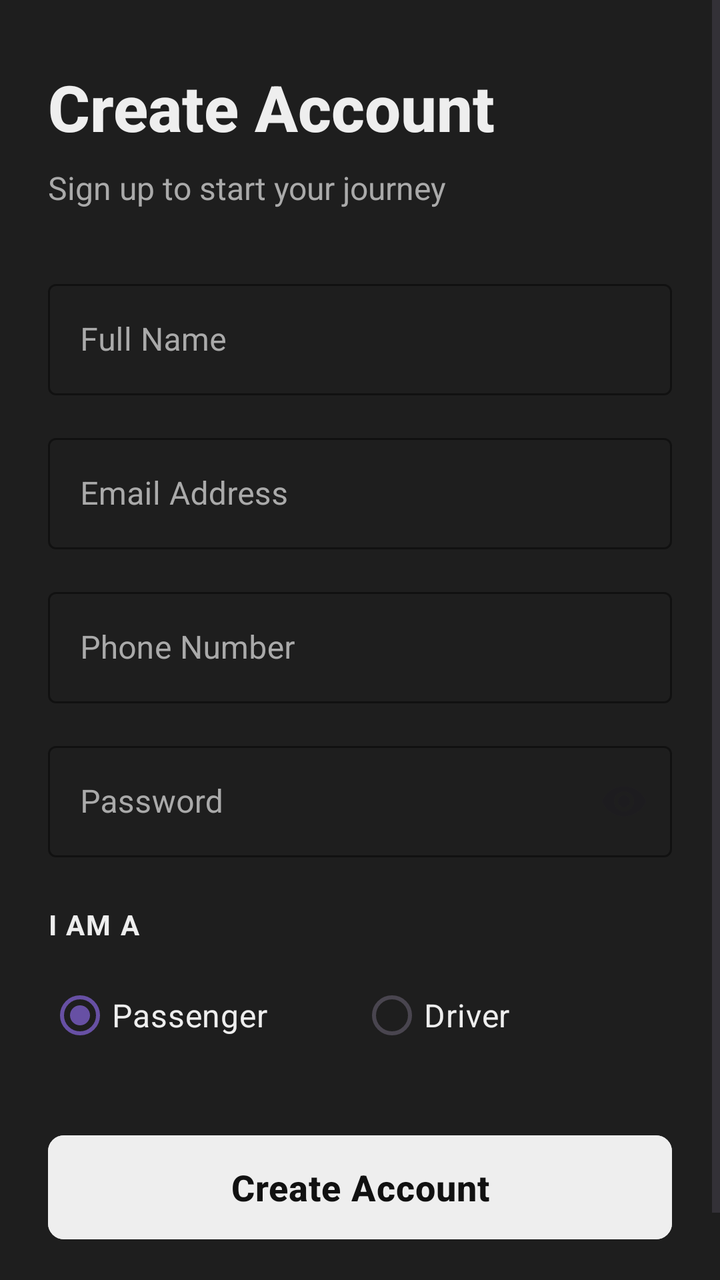
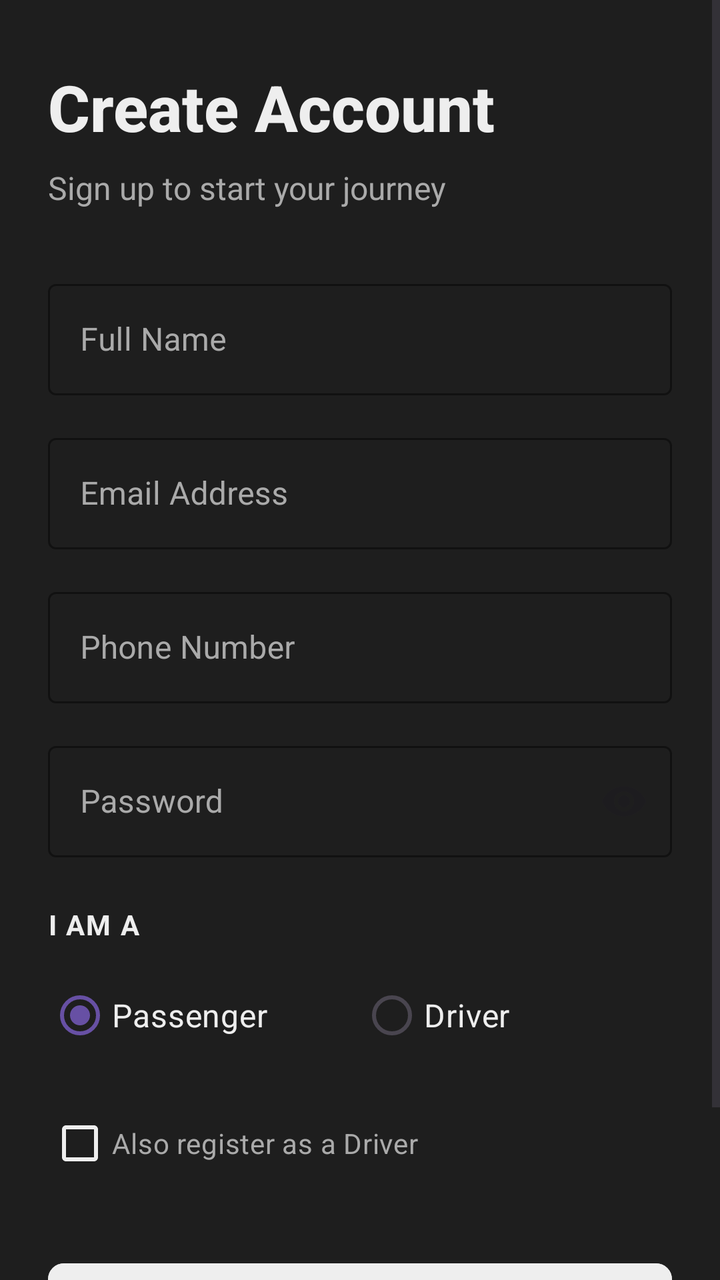

Two renders of the same Android screen: before a commit and after it. Below are the layout's source before the change and the commit's diff.
<!-- AndroidManifest.xml: application theme Theme.MyWay -->
<!-- res/layout/activity_register.xml -->
<?xml version="1.0" encoding="utf-8"?>
<ScrollView xmlns:android="http://schemas.android.com/apk/res/android"
    xmlns:app="http://schemas.android.com/apk/res-auto"
    xmlns:tools="http://schemas.android.com/tools"
    android:layout_width="match_parent"
    android:layout_height="match_parent"
    android:fillViewport="true"
    android:background="@color/colorBackground">

    <LinearLayout
        android:layout_width="match_parent"
        android:layout_height="wrap_content"
        android:orientation="vertical"
        android:paddingHorizontal="24dp"
        android:paddingVertical="32dp">

        <TextView
            android:layout_width="match_parent"
            android:layout_height="wrap_content"
            android:text="Create Account"
            android:textSize="32sp"
            android:textStyle="bold"
            android:textColor="@color/colorPrimaryText"
            android:fontFamily="sans-serif-medium"
            android:layout_marginBottom="8dp"/>

        <TextView
            android:layout_width="match_parent"
            android:layout_height="wrap_content"
            android:text="Sign up to start your journey"
            android:textSize="16sp"
            android:textColor="@color/colorSecondaryText"
            android:layout_marginBottom="32dp"/>

        <com.google.android.material.textfield.TextInputLayout
            android:layout_width="match_parent"
            android:layout_height="wrap_content"
            android:hint="Full Name"
            style="@style/Widget.MaterialComponents.TextInputLayout.OutlinedBox"
            app:boxStrokeColor="@color/colorInputStroke"
            app:hintTextColor="@color/colorInputStroke"
            android:textColorHint="@color/colorInputHint"
            android:layout_marginBottom="16dp">

            <com.google.android.material.textfield.TextInputEditText
                android:id="@+id/etName"
                android:layout_width="match_parent"
                android:layout_height="wrap_content"
                android:inputType="textPersonName"
                android:textColor="@color/colorPrimaryText"/>
        </com.google.android.material.textfield.TextInputLayout>

        <com.google.android.material.textfield.TextInputLayout
            android:layout_width="match_parent"
            android:layout_height="wrap_content"
            android:hint="Email Address"
            style="@style/Widget.MaterialComponents.TextInputLayout.OutlinedBox"
            app:boxStrokeColor="@color/colorInputStroke"
            app:hintTextColor="@color/colorInputStroke"
            android:textColorHint="@color/colorInputHint"
            android:layout_marginBottom="16dp">

            <com.google.android.material.textfield.TextInputEditText
                android:id="@+id/etEmail"
                android:layout_width="match_parent"
                android:layout_height="wrap_content"
                android:inputType="textEmailAddress"
                android:textColor="@color/colorPrimaryText"/>
        </com.google.android.material.textfield.TextInputLayout>

        <com.google.android.material.textfield.TextInputLayout
            android:layout_width="match_parent"
            android:layout_height="wrap_content"
            android:hint="Phone Number"
            style="@style/Widget.MaterialComponents.TextInputLayout.OutlinedBox"
            app:boxStrokeColor="@color/colorInputStroke"
            app:hintTextColor="@color/colorInputStroke"
            android:textColorHint="@color/colorInputHint"
            android:layout_marginBottom="16dp">

            <com.google.android.material.textfield.TextInputEditText
                android:id="@+id/etPhone"
                android:layout_width="match_parent"
                android:layout_height="wrap_content"
                android:inputType="phone"
                android:textColor="@color/colorPrimaryText"/>
        </com.google.android.material.textfield.TextInputLayout>

        <com.google.android.material.textfield.TextInputLayout
            android:layout_width="match_parent"
            android:layout_height="wrap_content"
            android:hint="Password"
            style="@style/Widget.MaterialComponents.TextInputLayout.OutlinedBox"
            app:endIconMode="password_toggle"
            app:boxStrokeColor="@color/colorInputStroke"
            app:hintTextColor="@color/colorInputStroke"
            android:textColorHint="@color/colorInputHint"
            android:layout_marginBottom="24dp">

            <com.google.android.material.textfield.TextInputEditText
                android:id="@+id/etPassword"
                android:layout_width="match_parent"
                android:layout_height="wrap_content"
                android:inputType="textPassword"
                android:textColor="@color/colorPrimaryText"/>
        </com.google.android.material.textfield.TextInputLayout>

        <TextView
            android:layout_width="wrap_content"
            android:layout_height="wrap_content"
            android:text="I am a"
            android:textSize="14sp"
            android:textAllCaps="true"
            android:letterSpacing="0.05"
            android:textColor="@color/colorPrimaryText"
            android:textStyle="bold"
            android:layout_marginBottom="12dp"/>

        <RadioGroup
            android:id="@+id/rgUserType"
            android:layout_width="match_parent"
            android:layout_height="wrap_content"
            android:orientation="horizontal"
            android:layout_marginBottom="24dp">

            <com.google.android.material.radiobutton.MaterialRadioButton
                android:id="@+id/rbPassenger"
                android:layout_width="0dp"
                android:layout_height="wrap_content"
                android:layout_weight="1"
                android:text="Passenger"
                android:checked="true"
                android:textColor="@color/colorPrimaryText"
                android:buttonTint="@color/colorPrimaryText"
                android:textSize="16sp"/>

            <com.google.android.material.radiobutton.MaterialRadioButton
                android:id="@+id/rbDriver"
                android:layout_width="0dp"
                android:layout_height="wrap_content"
                android:layout_weight="1"
                android:text="Driver"
                android:textColor="@color/colorPrimaryText"
                android:buttonTint="@color/colorPrimaryText"
                android:textSize="16sp"/>
        </RadioGroup>

        
        <LinearLayout
            android:id="@+id/driverFieldsLayout"
            android:layout_width="match_parent"
            android:layout_height="wrap_content"
            android:orientation="vertical"
            android:visibility="gone"
            tools:visibility="visible">

            <TextView
                android:layout_width="wrap_content"
                android:layout_height="wrap_content"
                android:text="Vehicle Details"
                android:textSize="18sp"
                android:textStyle="bold"
                android:textColor="@color/colorPrimaryText"
                android:layout_marginBottom="16dp"/>

            <com.google.android.material.textfield.TextInputLayout
                android:layout_width="match_parent"
                android:layout_height="wrap_content"
                android:hint="Car Model"
                app:helperText="e.g. Opel Astra"
                app:helperTextTextColor="@color/colorInputHint"
                style="@style/Widget.MaterialComponents.TextInputLayout.OutlinedBox"
                app:boxStrokeColor="@color/colorInputStroke"
                app:hintTextColor="@color/colorInputStroke"
                android:textColorHint="@color/colorInputHint"
                android:layout_marginBottom="16dp">

                <com.google.android.material.textfield.TextInputEditText
                    android:id="@+id/etCarModel"
                    android:layout_width="match_parent"
                    android:layout_height="wrap_content"
                    android:inputType="textCapWords"
                    android:textColor="@color/colorPrimaryText"/>
            </com.google.android.material.textfield.TextInputLayout>

            <com.google.android.material.textfield.TextInputLayout
                android:layout_width="match_parent"
                android:layout_height="wrap_content"
                android:hint="License Plate"
                app:helperText="e.g. 35 XX 777"
                app:helperTextTextColor="@color/colorInputHint"
                style="@style/Widget.MaterialComponents.TextInputLayout.OutlinedBox"
                app:boxStrokeColor="@color/colorInputStroke"
                app:hintTextColor="@color/colorInputStroke"
                android:textColorHint="@color/colorInputHint"
                android:layout_marginBottom="24dp">

                <com.google.android.material.textfield.TextInputEditText
                    android:id="@+id/etLicensePlate"
                    android:layout_width="match_parent"
                    android:layout_height="wrap_content"
                    android:inputType="textCapCharacters"
                    android:textColor="@color/colorPrimaryText"/>
            </com.google.android.material.textfield.TextInputLayout>

            <TextView
                android:layout_width="wrap_content"
                android:layout_height="wrap_content"
                android:text="Car Class"
                android:textSize="14sp"
                android:textAllCaps="true"
                android:letterSpacing="0.05"
                android:textColor="@color/colorPrimaryText"
                android:textStyle="bold"
                android:layout_marginBottom="8dp"/>

            <RadioGroup
                android:id="@+id/rgCarCategory"
                android:layout_width="match_parent"
                android:layout_height="wrap_content"
                android:orientation="vertical"
                android:layout_marginBottom="24dp">

                <com.google.android.material.radiobutton.MaterialRadioButton
                    android:id="@+id/rbEconomy"
                    android:layout_width="match_parent"
                    android:layout_height="wrap_content"
                    android:text="Economy"
                    android:textColor="@color/colorPrimaryText"
                    android:buttonTint="@color/colorPrimaryText"
                    android:padding="8dp"
                    android:checked="true"/>

                <com.google.android.material.radiobutton.MaterialRadioButton
                    android:id="@+id/rbComfort"
                    android:layout_width="match_parent"
                    android:layout_height="wrap_content"
                    android:text="Comfort"
                    android:textColor="@color/colorPrimaryText"
                    android:buttonTint="@color/colorPrimaryText"
                    android:padding="8dp"/>

                <com.google.android.material.radiobutton.MaterialRadioButton
                    android:id="@+id/rbBusiness"
                    android:layout_width="match_parent"
                    android:layout_height="wrap_content"
                    android:text="Business"
                    android:textColor="@color/colorPrimaryText"
                    android:buttonTint="@color/colorPrimaryText"
                    android:padding="8dp"/>
            </RadioGroup>

        </LinearLayout>

        <com.google.android.material.button.MaterialButton
            android:id="@+id/btnRegister"
            android:layout_width="match_parent"
            android:layout_height="60dp"
            android:text="Create Account"
            android:textSize="18sp"
            android:textAllCaps="false"
            android:letterSpacing="0.02"
            android:textStyle="bold"
            app:cornerRadius="8dp"
            android:backgroundTint="@color/colorButton"
            android:textColor="@color/colorButtonText"
            android:layout_marginTop="8dp"
            android:layout_marginBottom="20dp"/>

    </LinearLayout>
</ScrollView>
<!-- resources referenced by this layout -->
<resources>
  <color name="colorBackground">#1E1E1E</color>
  <color name="colorButton">#EEEEEE</color>
  <color name="colorButtonText">#111111</color>
  <color name="colorInputHint">#AAAAAA</color>
  <color name="colorInputStroke">#AAAAAA</color>
  <color name="colorPrimaryText">#EEEEEE</color>
  <color name="colorSecondaryText">#AAAAAA</color>
  <style name="Theme.MyWay" parent="Theme.Material3.DayNight.NoActionBar">
      </style>
</resources>

<!-- the commit's change to res/layout/activity_register.xml (unified diff, before → after) -->
@@ -121,7 +121,7 @@
             android:layout_width="match_parent"
             android:layout_height="wrap_content"
             android:orientation="horizontal"
-            android:layout_marginBottom="24dp">
+            android:layout_marginBottom="16dp">
 
             <com.google.android.material.radiobutton.MaterialRadioButton
                 android:id="@+id/rbPassenger"
@@ -145,7 +145,16 @@
                 android:textSize="16sp"/>
         </RadioGroup>
 
-        
+        <CheckBox
+            android:id="@+id/cbAlsoBoth"
+            android:layout_width="match_parent"
+            android:layout_height="wrap_content"
+            android:text="Also register as a Driver"
+            android:textColor="@color/colorSecondaryText"
+            android:buttonTint="@color/colorPrimaryText"
+            android:textSize="14sp"
+            android:layout_marginBottom="24dp"/>
+
         <LinearLayout
             android:id="@+id/driverFieldsLayout"
             android:layout_width="match_parent"
